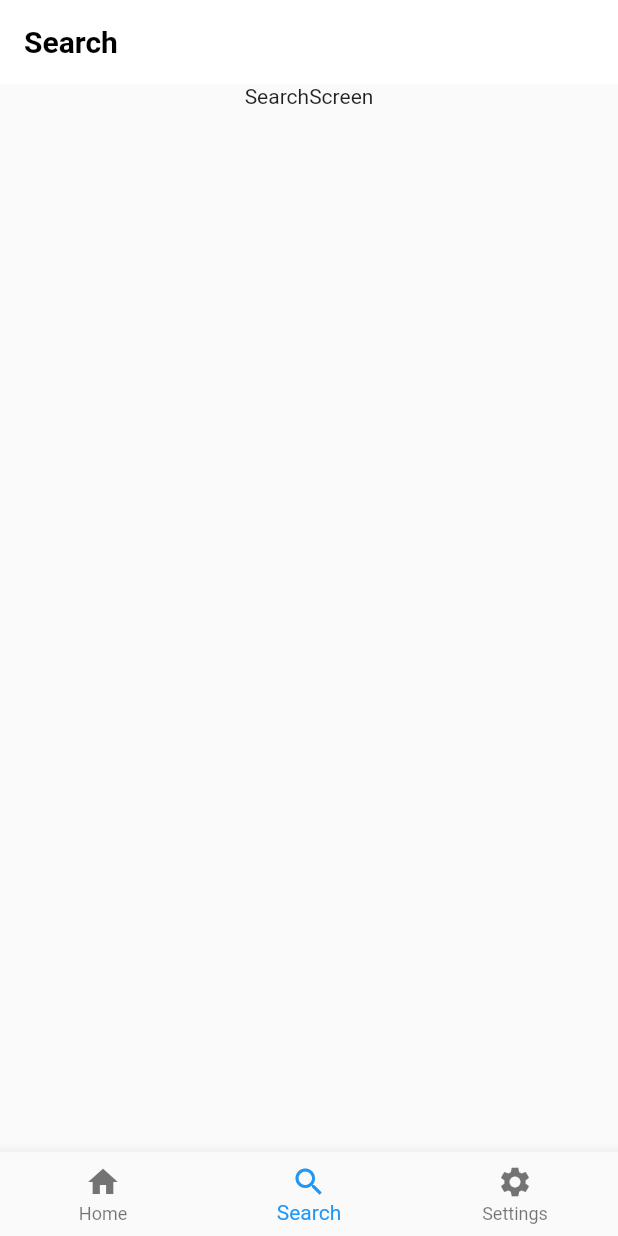
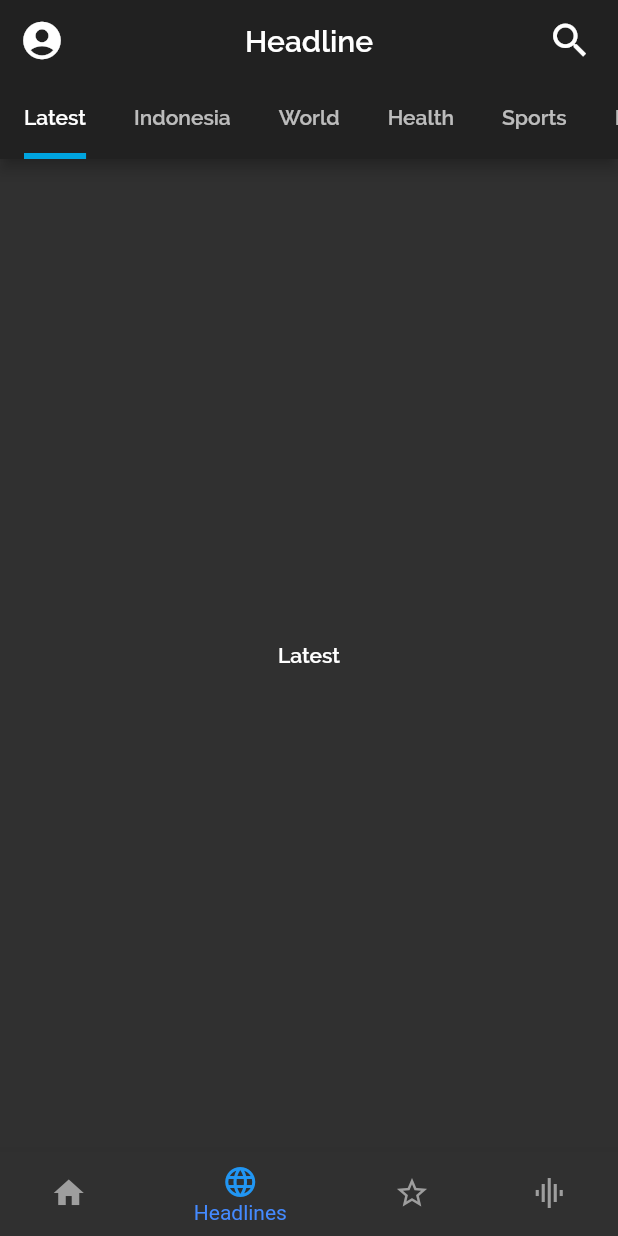
Before and after one commit to arisupriatna14/RiNews, a Flutter app: the screen it shows after launch, item 2 of the bottom bar chosen, on a phone screen of 412 x 824 dp. Run offline on Flutter 3.47's test engine with Material 2 defaults, Android fonts, the phone set to English and light mode, and no system bars; our stand-ins replace share, webview_flutter.

Commit message:
refactor code

```diff
--- a/lib/main.dart
+++ b/lib/main.dart
@@ -1,20 +1,29 @@
 import 'package:flutter/material.dart';
+import 'package:flutter/services.dart';
+import 'package:flutter_news/screens/following_screen.dart';
+import 'package:flutter_news/screens/headline_screen.dart';
 import 'package:flutter_news/screens/home_screen.dart';
-import 'package:flutter_news/screens/search_screen.dart';
-import 'package:flutter_news/screens/setting_screen.dart';
+import 'package:flutter_news/screens/news_stand_screen.dart';
 
-void main() => runApp(MyApp());
+void main() {
+  SystemChrome.setSystemUIOverlayStyle(SystemUiOverlayStyle(
+    statusBarColor: Colors.transparent,
+    statusBarIconBrightness: Brightness.dark,
+    statusBarBrightness: Brightness.dark
+  ));
+
+  return runApp(MyApp());
+}
 
 class MyApp extends StatelessWidget {
   // This widget is the root of your application.
   @override
   Widget build(BuildContext context) {
     return MaterialApp(
-      title: 'Flutter Demo',
-      theme: ThemeData(
-        primarySwatch: Colors.blue,
-      ),
+      title: 'RiNews',
+      theme: ThemeData.dark(),
       home: RootApps(),
+      debugShowCheckedModeBanner: false,
     );
   }
 }
@@ -30,8 +39,9 @@ class _RootAppsState extends State<RootApps> {
   int _selectedIndex = 0;
   List _widgetScreen = [
     HomeScreen(),
-    SearchScreen(),
-    SettingScreen()
+    HeadlineScreen(),
+    FollowingScreen(),
+    NewsStandScreen()
   ];
 
   void onChangeIndexTab(int index) {
@@ -47,18 +57,27 @@ class _RootAppsState extends State<RootApps> {
       bottomNavigationBar: BottomNavigationBar(
         currentIndex: _selectedIndex,
         onTap: onChangeIndexTab,
+        selectedItemColor: Colors.blueAccent,
         items: <BottomNavigationBarItem>[
           BottomNavigationBarItem(
-            icon: Icon(Icons.home),
-            title: Text('Home')
+            icon: Icon(Icons.home, color: Colors.grey),
+            title: Text('For you'),
+            activeIcon: Icon(Icons.home, color: Colors.blue)
           ),
           BottomNavigationBarItem(
-            icon: Icon(Icons.search),
-            title: Text('Search')
+            icon: Icon(Icons.language, color: Colors.grey),
+            activeIcon: Icon(Icons.language, color: Colors.blue),
+            title: Text('Headlines')
           ),
           BottomNavigationBarItem(
-            icon: Icon(Icons.settings),
-            title: Text('Settings')
+            icon: Icon(Icons.star_border, color: Colors.grey),
+            activeIcon: Icon(Icons.star_border, color: Colors.blue),
+            title: Text('Following')
+          ),
+          BottomNavigationBarItem(
+            icon: Icon(Icons.graphic_eq, color: Colors.grey),
+            activeIcon: Icon(Icons.graphic_eq, color: Colors.blue),
+            title: Text('Newsstand')
           )
         ],
       ),
--- /dev/null
+++ b/lib/screens/headline_screen.dart
@@ -0,0 +1,91 @@
+import 'package:flutter/material.dart';
+import 'package:flutter_news/utils/font.dart';
+
+class HeadlineScreen extends StatefulWidget {
+  const HeadlineScreen({Key key}) : super(key: key);
+
+  @override
+  _HeadlineScreenState createState() => _HeadlineScreenState();
+}
+
+class _HeadlineScreenState extends State<HeadlineScreen> with SingleTickerProviderStateMixin {
+  TabController _tabController;
+
+  @override
+  void initState() {
+    super.initState();
+    _tabController = TabController(vsync: this, length: 6);
+  }
+
+  @override
+  Widget build(BuildContext context) {
+    return Scaffold(
+      appBar: AppBar(
+        title: Text("Headline", style: HeadlineStyle.headerLabelStyle),
+        actions: <Widget>[
+          Container(
+            margin: EdgeInsets.only(right: 8.0),
+            child: IconButton(icon: Icon(Icons.search, size: 30.0), onPressed: () {}),
+          )
+        ],
+        centerTitle: true,
+        leading: IconButton(icon: Icon(Icons.account_circle, size: 30.0), onPressed: () {}),
+        bottom: TabBar(
+          controller: _tabController,
+          isScrollable: true,
+          indicatorColor: Color(0XFF00a4df),
+          indicatorSize: TabBarIndicatorSize.label,
+          indicatorWeight: 4,
+          labelPadding: EdgeInsets.all(16.0),
+          labelStyle: TextStyle(fontSize: 16.0),
+          unselectedLabelStyle: TextStyle(fontSize: 16.0),
+          tabs: <Widget>[
+            Text('Latest', style: HeadlineStyle.labelStyle),
+            Text('Indonesia', style: HeadlineStyle.labelStyle),
+            Text('World', style: HeadlineStyle.labelStyle),
+            Text('Health', style: HeadlineStyle.labelStyle),
+            Text('Sports', style: HeadlineStyle.labelStyle),
+            Text('Entertainment', style: HeadlineStyle.labelStyle)
+          ],
+        ),
+      ),
+      body: TabBarView(
+        controller: _tabController,
+        children: <Widget>[
+          Container(
+            child: Center(child: Text('Latest', style: HeadlineStyle.labelStyle))
+          ),
+          Container(
+            child: Center(child: Text('Indonesia', style: HeadlineStyle.labelStyle))
+          ),
+          Container(
+            child: Center(child: Text('World', style: HeadlineStyle.labelStyle))
+          ),
+          Container(
+            child: Center(child: Text('Health', style: HeadlineStyle.labelStyle))
+          ),
+          Container(
+            child: Center(child: Text('Sports', style: HeadlineStyle.labelStyle))
+          ),
+          Container(
+            child: Center(child: Text('Entertainment', style: HeadlineStyle.labelStyle))
+          )
+        ]
+      )
+    );
+  }
+}
+
+class HeadlineStyle {
+  static const TextStyle labelStyle = TextStyle(
+    fontSize: 14.0,
+    fontWeight: FontSize.semiBold,
+    fontFamily: Fonts.Raleway
+  );
+
+  static const TextStyle headerLabelStyle = TextStyle(
+    fontSize: 20.0,
+    fontWeight: FontSize.semiBold,
+    fontFamily: Fonts.Raleway
+  );
+}
--- /dev/null
+++ b/lib/utils/font.dart
@@ -0,0 +1,13 @@
+import 'package:flutter/material.dart';
+
+class Fonts {
+  static const String Raleway = 'Raleway';
+}
+
+class FontSize {
+  static const FontWeight bold = FontWeight.w700;
+  static const FontWeight semiBold = FontWeight.w600;
+  static const FontWeight medium = FontWeight.w500;
+  static const FontWeight regular = FontWeight.w400;
+  static const FontWeight light = FontWeight.w300;
+}
```
Also changed, not shown: lib/screens/following_screen.dart (added, +18 -0 lines), lib/screens/home_screen.dart (+44 -29 lines), lib/screens/news_detail_screen.dart (+70 -6 lines), lib/screens/news_stand_screen.dart (added, +111 -0 lines), lib/screens/webview_screen.dart (added, +107 -0 lines), lib/services/news_service.dart (added, +22 -0 lines), lib/services/source_news_service.dart (+17 -0 lines), lib/utils/api_endpoint.dart (+9 -3 lines), lib/utils/constant.dart (+10 -0 lines), lib/utils/helper.dart (added, +7 -0 lines), lib/widget/custom_appbar.dart (+24 -6 lines), lib/widget/custom_card_news.dart (added, +69 -0 lines), lib/widget/custom_route.dart (added, +19 -0 lines).
